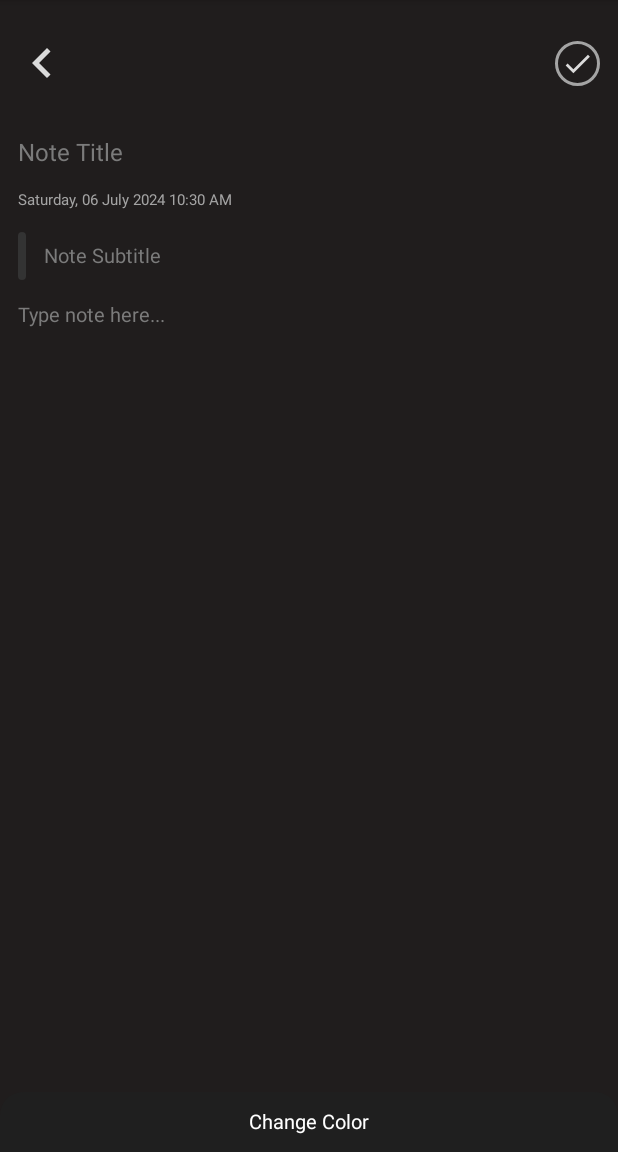
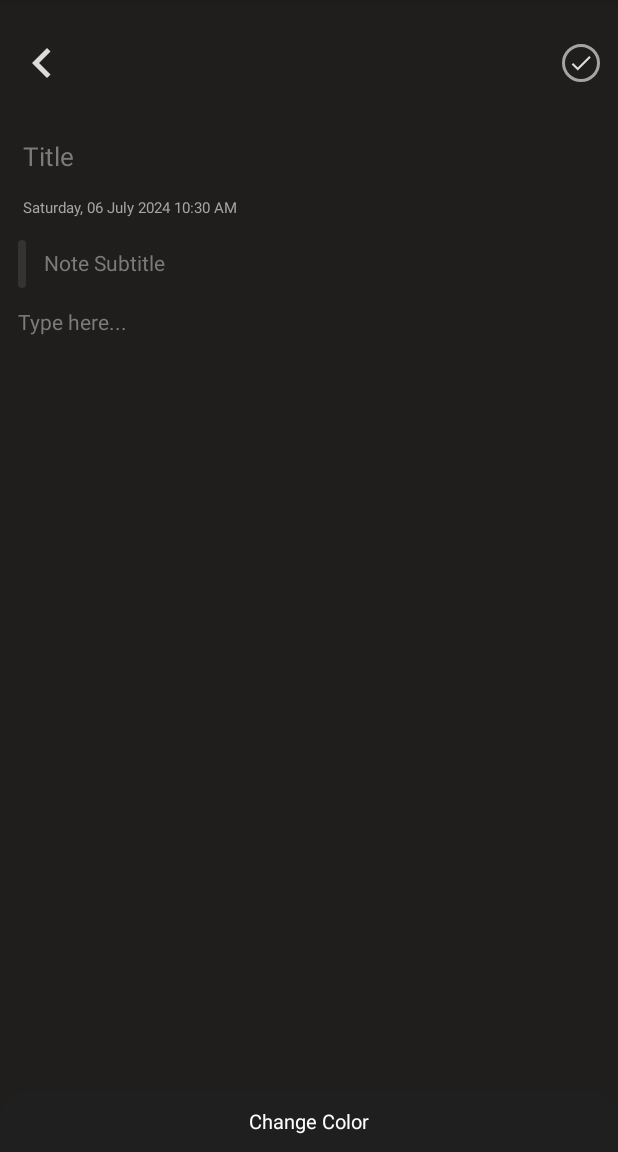
Before and after one commit to mateakendeel/MoodApp, an Android app: the CreateNoteActivity screen opened directly, with no data from a screen before it, on a phone screen of 412 x 824 dp, the part 84-1236 px from its top. Run offline under Robolectric (Android 15) with nearby library versions, the phone set to English and light mode, and no system bars; our stand-ins replace sdp/ssp sizes.

Commit message:
Create note, subtitle, title

```diff
--- a/app/src/main/java/com/example/moodapp/activities/CreateNoteActivity.java
+++ b/app/src/main/java/com/example/moodapp/activities/CreateNoteActivity.java
@@ -55,8 +55,8 @@ public class CreateNoteActivity extends AppCompatActivity {
         ImageView imageBack = findViewById(R.id.imageArrowBack);
         imageBack.setOnClickListener(v -> onBackPressed());
 
-        inputNoteTitle = findViewById(R.id.inputNoteTitle);
-        inputNoteSubtitle = findViewById(R.id.inputNoteSubtitle);
+        inputNoteTitle = findViewById(R.id.inputTittleName);
+        inputNoteSubtitle = findViewById(R.id.inputSubtitle);
         inputNoteText = findViewById(R.id.inputNoteText);
         viewSubtitleIndicator = findViewById(R.id.viewSubtitleIndicator);
 
--- a/app/src/main/res/layout/activity_create_note.xml
+++ b/app/src/main/res/layout/activity_create_note.xml
@@ -35,8 +35,8 @@
         android:id="@+id/imageSaveNote"
           android:contentDescription="@string/app_name"
           android:layout_marginEnd="12dp"
-          android:layout_width="30dp"
-          android:layout_height="30dp"
+          android:layout_width="25dp"
+          android:layout_height="25dp"
           android:padding="4dp"
           app:layout_constraintEnd_toEndOf="parent"
           android:background="@drawable/background_save_button"
@@ -45,41 +45,44 @@
           app:layout_constraintTop_toTopOf="@id/imageArrowBack"
         />
       <EditText
-        android:id="@+id/inputNoteTitle"
+        android:id="@+id/inputTittleName"
+          android:hint="Title"
           android:layout_width="match_parent"
-          android:layout_height="50dp"
-          android:layout_marginStart="12dp"
+          android:layout_height="55dp"
+          android:layout_marginStart="15dp"
           android:layout_marginTop="15dp"
-          android:layout_marginEnd="12dp"
+          android:layout_marginEnd="15dp"
+          android:textSize="17sp"
+          android:textColor="@color/white"
+          android:textColorHint="@color/text"
           android:background="@null"
-          android:hint="@string/note_title"
           android:imeOptions="actionDone"
           android:importantForAutofill="no"
           android:includeFontPadding="false"
           android:inputType="text"
-          android:textColor="@color/white"
-          android:textColorHint="@color/text"
-          android:textSize="16sp"
           app:layout_constraintTop_toBottomOf="@id/imageArrowBack"
           />
         <TextView
+            android:layout_height="wrap_content"
+            android:textColor="@color/icons"
             android:id="@+id/textDateTime"
             android:layout_width="0dp"
-            android:layout_height="wrap_content"
             android:includeFontPadding="false"
-            android:textColor="@color/icons"
             android:textSize="10sp"
-            app:layout_constraintEnd_toEndOf="@id/inputNoteTitle"
-            app:layout_constraintStart_toStartOf="@id/inputNoteTitle"
-            app:layout_constraintTop_toBottomOf="@id/inputNoteTitle"
+            app:layout_constraintEnd_toEndOf="@id/inputTittleName"
+            app:layout_constraintStart_toStartOf="@id/inputTittleName"
+            app:layout_constraintTop_toBottomOf="@id/inputTittleName"
             />
       <EditText
-          android:id="@+id/inputNoteSubtitle"
+          android:id="@+id/inputSubtitle"
           android:layout_width="0dp"
           android:layout_height="wrap_content"
           android:layout_marginStart="12dp"
           android:layout_marginTop="15dp"
           android:layout_marginEnd="12dp"
+          android:textColor="@color/text_subtitle"
+          android:textColorHint="@color/text"
+          android:textSize="14sp"
           android:background="@null"
           android:hint="@string/note_subtitle"
           android:importantForAutofill="no"
@@ -87,9 +90,6 @@
           android:inputType="textMultiLine"
           android:paddingTop="8dp"
           android:paddingBottom="8dp"
-          android:textColor="@color/text_subtitle"
-          android:textColorHint="@color/text"
-          android:textSize="13sp"
           app:layout_constraintEnd_toEndOf="parent"
           app:layout_constraintStart_toEndOf="@id/viewSubtitleIndicator"
           app:layout_constraintTop_toBottomOf="@id/textDateTime"
@@ -100,9 +100,9 @@
           android:layout_height="0dp"
           android:layout_marginStart="12dp"
           android:background="@drawable/background_subtitle_indicator"
-          app:layout_constraintBottom_toBottomOf="@id/inputNoteSubtitle"
+          app:layout_constraintBottom_toBottomOf="@id/inputSubtitle"
           app:layout_constraintStart_toStartOf="parent"
-          app:layout_constraintTop_toTopOf="@id/inputNoteSubtitle"
+          app:layout_constraintTop_toTopOf="@id/inputSubtitle"
           />
       <EditText
           android:id="@+id/inputNoteText"
@@ -114,16 +114,16 @@
           android:layout_marginBottom="15dp"
           android:background="@null"
           android:gravity="top"
-          android:hint="@string/type_note_here"
+          android:hint="Type here..."
           android:importantForAutofill="no"
           android:includeFontPadding="false"
           android:inputType="textMultiLine"
-          android:minHeight="100dp"
+          android:minHeight="150dp"
           android:textColor="@color/white"
           android:textColorHint="@color/text"
-          android:textSize="13sp"
+          android:textSize="14sp"
           app:layout_constraintBottom_toBottomOf="parent"
-          app:layout_constraintTop_toBottomOf="@id/inputNoteSubtitle"
+          app:layout_constraintTop_toBottomOf="@id/inputSubtitle"
           />
 
     </androidx.constraintlayout.widget.ConstraintLayout>
```
Also changed, not shown: 2 other files.
